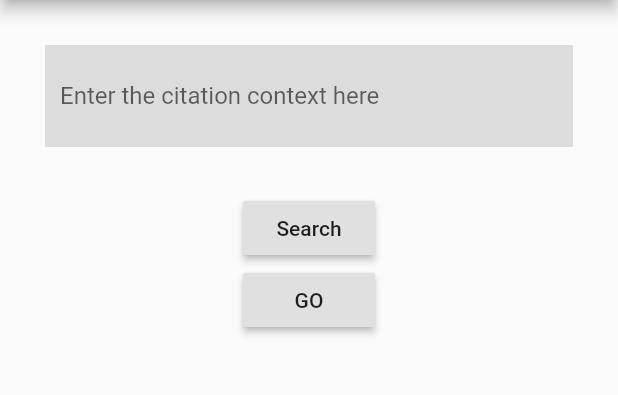
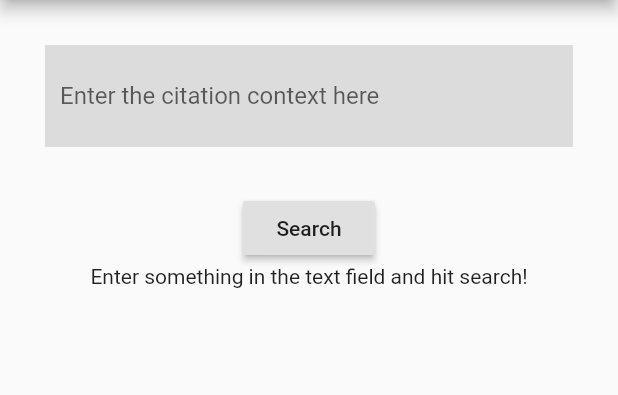
Before and after one commit to sebastiancelis98/CitationRexApp, a Flutter app: the screen it shows after launch, after a tap on "Search", on a phone screen of 412 x 824 dp, the part 84-479 px from its top. Run offline on Flutter 3.47's test engine with Material 2 defaults, Android fonts, the phone set to English and light mode, and no system bars.

Commit message:
Display search results under the search button

```diff
--- a/lib/main.dart
+++ b/lib/main.dart
@@ -31,8 +31,22 @@ class RootPage extends StatelessWidget {
           title: Text('Citation Rex'),
           backgroundColor: Colors.blueAccent,
         ),
-        body: Column(
-          crossAxisAlignment: CrossAxisAlignment.center,
+        body: DynamicBody());
+  }
+}
+
+class DynamicBody extends StatefulWidget {
+  @override
+  _DynamicBodyState createState() => _DynamicBodyState();
+}
+
+class _DynamicBodyState extends State<DynamicBody> {
+  TextEditingController controller = TextEditingController();
+
+  @override
+  Widget build(BuildContext context) {
+    return Column(
+      crossAxisAlignment: CrossAxisAlignment.center ,
       children: <Widget>[
         Container(
           margin: EdgeInsets.all(30),
@@ -40,74 +54,73 @@ class RootPage extends StatelessWidget {
           color: Colors.black12,
           child: TextField(
             maxLines: null,
+            controller: controller,
             decoration: InputDecoration(
                 border: InputBorder.none,
                 hintText: 'Enter the citation context here'),
           ),
         ),
         RaisedButton(
-              onPressed: () async {
-                print('Sending request...');
-                String url = 'https://jsonplaceholder.typicode.com/posts/1';
-                Map<String, String> headers = {
-                  "Content-type": "application/json",
-                  "Access-Control-Allow-Origin":"*"
-                };
-                String json =
-                    '{"title": "Hello", "body": "body text", "userId": 1}';
-                // make PUT request
-                Response response =
-                    await post(url, headers: headers, body: json);
-                // check the status code for the result
-                int statusCode = response.statusCode;
-
-                print(statusCode);
-                print(response.body);
+          onPressed: () {
+            setState(() {});
           },
           child: Text('Search'),
         ),
-            MyButton(),
+        RecommendationList(query: controller.text)
       ],
-        ));
+    );
   }
 }
 
-class MyButton extends StatefulWidget {
-  @override
-  _MyButtonState createState() => _MyButtonState();
+class RecommendationList extends StatelessWidget {
+  final String query;
+
+  RecommendationList({this.query});
+
+  Future<String> getRecommendations() async {
+    String url = 'http://aifb-ls3-vm1.aifb.kit.edu:5000/api/recommendation';
+
+    Map<String, String> headers = {
+      "Content-type": "application/json",
+    };
+    String query = '{"query": "${this.query}"}';
+
+    print("sending request to flask...");
+    try {
+      Response response = await post(url, headers: headers, body: query);
+
+      int statusCode = response.statusCode;
+      if (statusCode != 200) {
+        return 'Error';
       }
 
-class _MyButtonState extends State<MyButton> {
-  String buttontext = "GO";
+      print(response.body);
+      //TODO convert string data to json map
+      return response.body;
+    } catch (e) {
+      print(e);
+    }
+    return null;
+  }
+
   @override
   Widget build(BuildContext context) {
-    return RaisedButton(
-      child: Text(buttontext),
-      onPressed: () async {
-        if (buttontext == "GO") {
-          buttontext = "HI";
-        } else {
-          buttontext = "GO";
+    print(query);
+    if (query == null || query == '') {
+      return Text('Enter something in the text field and hit search!');
+    }
+    return FutureBuilder(
+      future: getRecommendations(),
+      builder: (context, AsyncSnapshot<String> snap) {
+        if (!snap.hasData) {
+          //Still fetching the data, return a loading widget
+          return CircularProgressIndicator();
+        }
 
-          //Neue Erinnerung
-        }
-        setState(() {});
+        String data = snap.data;
 
-        String url = 'http://aifb-ls3-vm1.aifb.kit.edu:5000/api/recommendation';
-        Map<String, String> headers = {
-          "Content-type": "application/json",
-          "Access-Control-Allow-Origin":"*"
-        };
-        String json = '{"title": "Hello", "body": "body text", "userId": 1}';
-        print("sending request to flask");
-        Response response = await post(url, headers: headers, body: json);
-
-        int statusCode = response.statusCode;
-        setState(() {
-          buttontext = 'Code ' + statusCode.toString();
-        });
-
-        print(response.body);
+        return Text(data);
+        //TODO display the data properly...
       },
     );
   }
```
Lines whose indentation alone changed are shown as unchanged.
